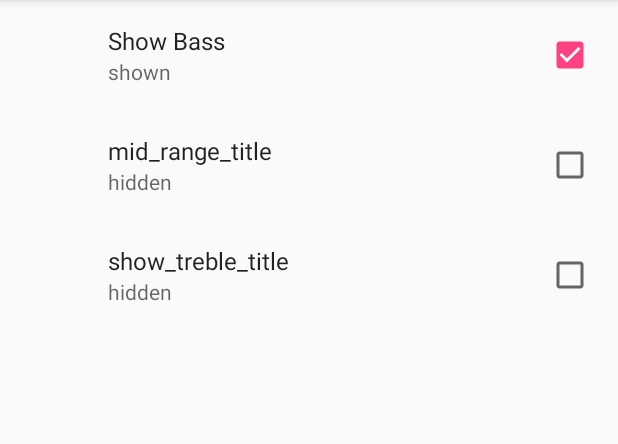
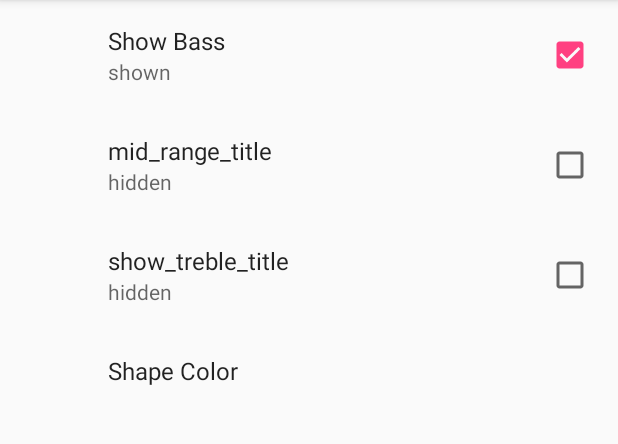
Before and after one commit to mohamedmohamedtaha/SetupTheActivity, an Android app: the screen it shows after launch (SettingsActivity), in the options menu, after a tap on "Settings", on a phone screen of 412 x 824 dp, the part 84-528 px from its top. Run offline under Robolectric (Android 15) with nearby library versions, the phone set to English and light mode, and no system bars; our stand-ins replace androidx.preference; 1 statement that could not run was skipped.

Commit message:
the six edit

```diff
--- a/app/src/main/java/android/example/com/visualizerpreferences/VisualizerActivity.java
+++ b/app/src/main/java/android/example/com/visualizerpreferences/VisualizerActivity.java
@@ -50,6 +50,7 @@ public class VisualizerActivity extends AppCompatActivity implements SharedPrefe
     }
     // TODO (8) Change the name of default setup to setupSharedPreferences
     // TODO (18) Update the code in setupSharedPreferences and onSharedPreferenceChanged to update
+    // TODO (22) Update setupSharedPreferences and onSharedPreferenceChanged to load the color
 
     private void setupSharedPreferences() {
         // TODO (9) Get the value of the show_bass checkbox preference and use it to call setShowBass
@@ -71,9 +72,15 @@ public class VisualizerActivity extends AppCompatActivity implements SharedPrefe
                 getResources().getBoolean(R.bool.devault_value_show_treble)));
 
         mVisualizerView.setMinSizeScale(1);
-        mVisualizerView.setColor(getString(R.string.pref_color_red_value));
+       // mVisualizerView.setColor(getString(R.string.pref_color_red_value));
+           loadColorFromPreferences(sharedPreferences);
+
         // TODO (16) Register the listener
         sharedPreferences.registerOnSharedPreferenceChangeListener(this);
+    }
+    private void loadColorFromPreferences(SharedPreferences sharedPreferences){
+        mVisualizerView.setColor(sharedPreferences.getString(getString(R.string.color_key),
+                getString(R.string.color_red_value)));
     }
 
     // TODO (17) Override the onSharedPreferenceChanged method and update the show bass preference
@@ -182,6 +189,8 @@ public class VisualizerActivity extends AppCompatActivity implements SharedPrefe
             mVisualizerView.setShowMid(sharedPreferences.getBoolean(key, getResources().getBoolean(R.bool.devault_value_show_range)));
         } else if (key.equals(getString(R.string.show_treble_key))){
             mVisualizerView.setShowTreble(sharedPreferences.getBoolean(key, getResources().getBoolean(R.bool.devault_value_show_treble)));
+        }else if (key.equals(getString(R.string.color_key))){
+            loadColorFromPreferences(sharedPreferences);
         }
 
     }
--- /dev/null
+++ b/app/src/main/res/values/arrays.xml
@@ -0,0 +1,16 @@
+<?xml version="1.0" encoding="utf-8"?>
+<resources>
+    <array name="color_option_labels">
+        <item>@string/color_label_red</item>
+        <item>@string/color_label_blue</item>
+        <item>@string/color_label_green</item>
+    </array>
+    <array name="color_option_values">
+        <item>@string/color_red_value</item>
+        <item>@string/color_blue_value</item>
+        <item>@string/color_green_value</item>
+    </array>
+
+
+
+</resources>
--- a/app/src/main/res/values/strings.xml
+++ b/app/src/main/res/values/strings.xml
@@ -34,4 +34,21 @@
     <string name="show_treble_key" translatable="false">show_trable</string>
     <string name="show_treble_title">Show Treble</string>
 
+
+    <!-- TODO (20) Add string values for the list preference -->
+    <string name="color_label">Shape Color</string>
+    <string name="color_label_red">Red</string>
+    <string name="color_label_blue">Blue</string>
+    <string name="color_label_green">Green</string>
+
+    <string name="color_key" translatable="false">color</string>
+    <string name="color_red_value" translatable="false">red</string>
+    <string name="color_blue_value" translatable="false">blue</string>
+    <string name="color_green_value" translatable="false">green</string>
+
+
+    <!-- TODO (21) Add a res->values->arrays.xml file which contains two arrays, one for
+        labels and one for values. The arrays should contain strings found in this file-->
+
+
 </resources>
--- a/app/src/main/res/xml/pref_visualizer.xml
+++ b/app/src/main/res/xml/pref_visualizer.xml
@@ -21,5 +21,17 @@
         android:summaryOn="@string/pref_show_true"
         android:summaryOff="@string/pref_show_false"
         android:title="show_treble_title"/>
+    <!-- TODO (19) Add a list preference -->
+    <ListPreference
+        android:defaultValue="@string/color_red_value"
+        android:entries="@array/color_option_labels"
+        android:entryValues="@array/color_option_values"
+        android:key="@string/color_key"
+        android:title="@string/color_label"
+
+
+
+        />
+
 
 </PreferenceScreen>
```
